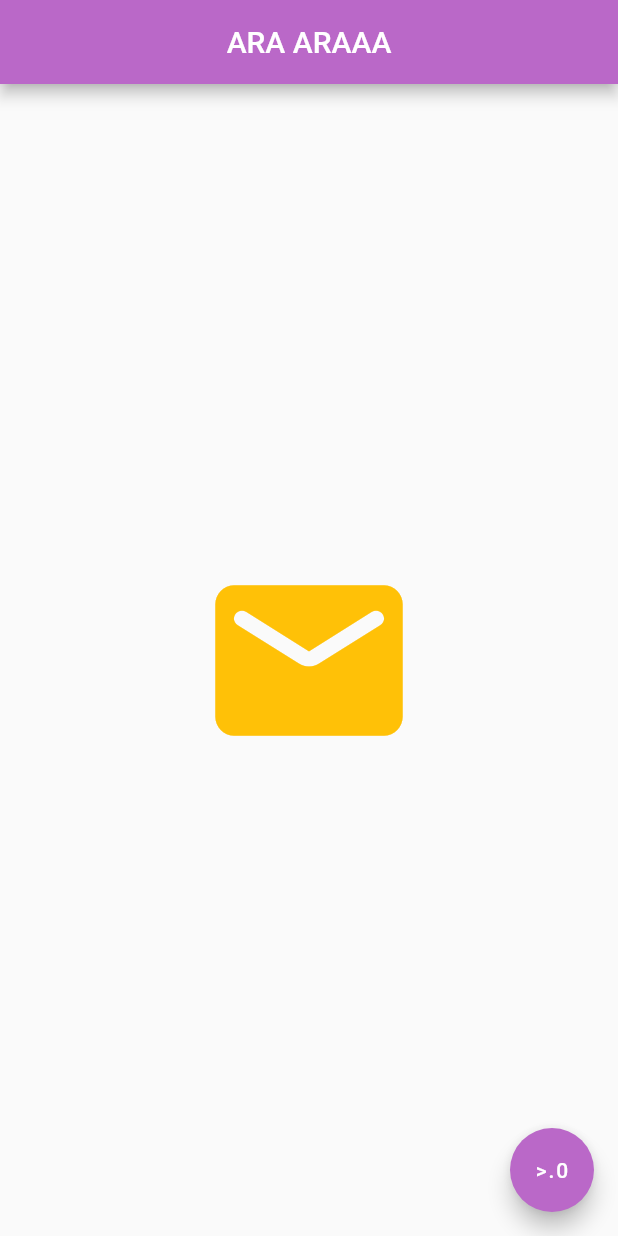
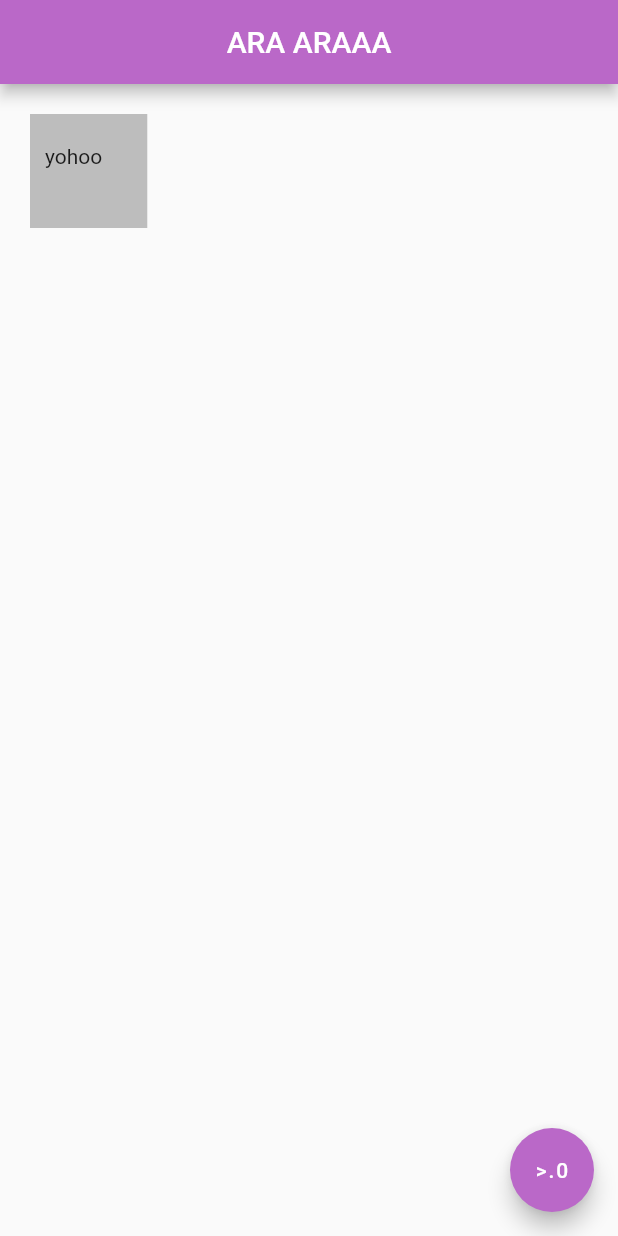
Before and after one commit to Govind-S-B/DemoApp01-Flutter, a Flutter app: the screen it shows after launch, on a phone screen of 412 x 824 dp. Run offline on Flutter 3.47's test engine with Material 2 defaults, Android fonts, the phone set to English and light mode, and no system bars.

Commit message:
Containers

```diff
--- a/lib/main.dart
+++ b/lib/main.dart
@@ -13,14 +13,12 @@ class Home extends StatelessWidget {
         centerTitle: true,
         backgroundColor: Colors.purple[300],
       ),
-      body: Center(
-        child: IconButton(
-          onPressed: (){print("clickeu");},
-          icon: Icon(Icons.mail_rounded),
-          color: Colors.amber,
-          iconSize: 150.0 ,
-        )
-        ),
+      body: Container(
+        color: Colors.grey[400],
+        padding: EdgeInsets.fromLTRB(10.0, 20.0, 30.0, 40.0),
+        margin: EdgeInsets.all(20),
+        child: Text("yohoo"),
+      ),
       floatingActionButton: FloatingActionButton(
         onPressed: () {},
         child: Text(">.0"),
```
